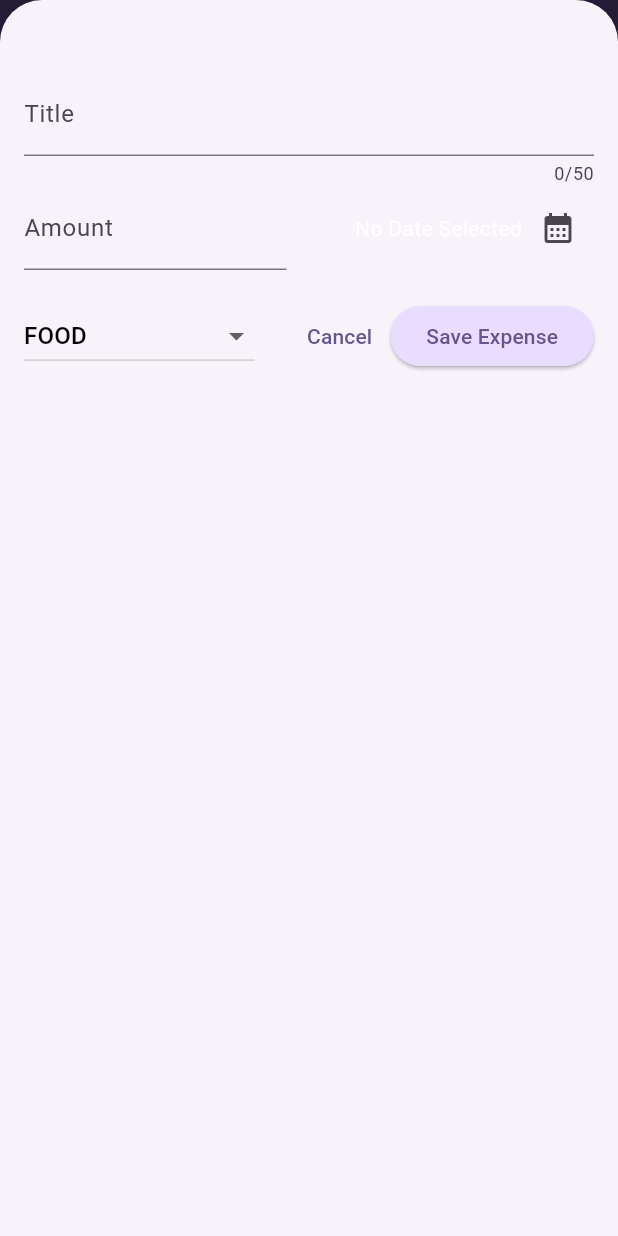
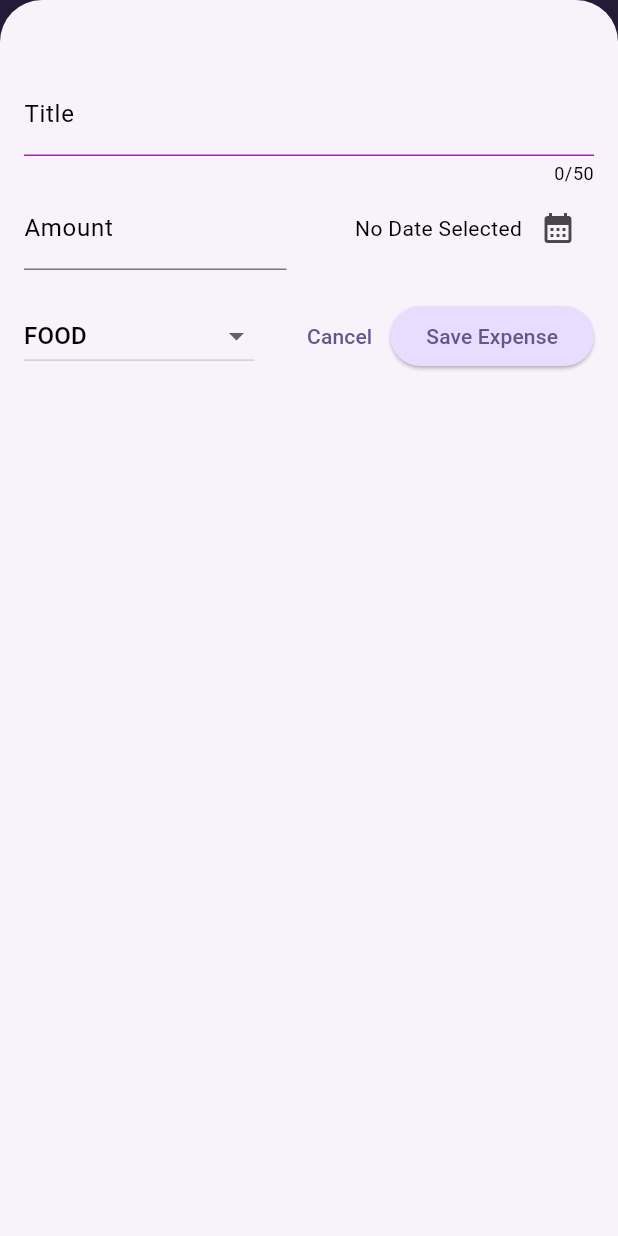
Before and after one commit to prashantmanna/expense_tracker, a Flutter app: the screen it shows after launch, after a tap on the "add" icon, on a phone screen of 412 x 824 dp. Run offline on Flutter 3.47's test engine with Material 3 defaults, Android fonts, the phone set to English and light mode, and no system bars; our stand-ins replace google_fonts.

Commit message:
third commit

```diff
--- /dev/null
+++ b/lib/chart/ChartBar.dart
@@ -0,0 +1,36 @@
+import 'package:flutter/material.dart';
+
+class ChartBar extends StatelessWidget {
+  const ChartBar({
+    super.key,
+    required this.fill,
+  });
+
+  final double fill;
+
+  @override
+  Widget build(BuildContext context) {
+    final isDarkMode =
+        MediaQuery.of(context).platformBrightness == Brightness.dark;
+
+    return Expanded(
+      child: Padding(
+        padding: const EdgeInsets.symmetric(horizontal: 4),
+        child: FractionallySizedBox(
+          heightFactor: fill,
+          child: DecoratedBox(
+            decoration: BoxDecoration(
+              shape: BoxShape.rectangle,
+              borderRadius: const BorderRadius.vertical(
+                top: Radius.circular(8),
+              ),
+              color: isDarkMode
+                  ? Theme.of(context).colorScheme.secondary
+                  : Theme.of(context).colorScheme.primary.withOpacity(0.65),
+            ),
+          ),
+        ),
+      ),
+    );
+  }
+}
--- /dev/null
+++ b/lib/chart/chart.dart
@@ -0,0 +1,97 @@
+import 'package:flutter/material.dart';
+import 'package:expense_tracker/chart/ChartBar.dart';
+import 'package:expense_tracker/models/Expense.dart';
+
+class Chart extends StatelessWidget {
+  const Chart({super.key, required this.expenses});
+
+  final List<Expense> expenses;
+
+  // Group expenses by category into buckets
+  List<ExpenseBucket> get buckets {
+    return [
+      ExpenseBucket.forCategory(expenses, Category.food),
+      ExpenseBucket.forCategory(expenses, Category.entertainment),
+      ExpenseBucket.forCategory(expenses, Category.travel),
+      ExpenseBucket.forCategory(expenses, Category.work),
+    ];
+  }
+
+  // Find the maximum expense among all buckets
+  double get maxTotalExpense {
+    double maxTotalExpense = 0;
+
+    for (final bucket in buckets) {
+      if (bucket.totalExpenses > maxTotalExpense) {
+        maxTotalExpense = bucket.totalExpenses;
+      }
+    }
+
+    return maxTotalExpense;
+  }
+
+  @override
+  Widget build(BuildContext context) {
+    final isDarkMode =
+        MediaQuery.of(context).platformBrightness == Brightness.dark;
+
+    return Container(
+      margin: const EdgeInsets.all(16),
+      padding: const EdgeInsets.symmetric(vertical: 16, horizontal: 8),
+      width: double.infinity,
+      height: 180,
+      decoration: BoxDecoration(
+        borderRadius: BorderRadius.circular(8),
+        gradient: LinearGradient(
+          colors: [
+            Theme.of(context).colorScheme.primary.withOpacity(0.3),
+            Theme.of(context).colorScheme.primary.withOpacity(0.0),
+          ],
+          begin: Alignment.bottomCenter,
+          end: Alignment.topCenter,
+        ),
+      ),
+      child: Column(
+        children: [
+          // Chart bars
+          Expanded(
+            child: Row(
+              crossAxisAlignment: CrossAxisAlignment.end,
+              children: [
+                for (final bucket in buckets)
+                  ChartBar(
+                    fill: bucket.totalExpenses == 0
+                        ? 0
+                        : bucket.totalExpenses / maxTotalExpense,
+                  ),
+              ],
+            ),
+          ),
+          const SizedBox(height: 12),
+
+          // Category icons
+          Row(
+            children: buckets
+                .map(
+                  (bucket) => Expanded(
+                child: Padding(
+                  padding: const EdgeInsets.symmetric(horizontal: 4),
+                  child: Icon(
+                    CategoryIcons[bucket.category],
+                    color: isDarkMode
+                        ? Theme.of(context).colorScheme.secondary
+                        : Theme.of(context)
+                        .colorScheme
+                        .primary
+                        .withOpacity(0.7),
+                  ),
+                ),
+              ),
+            )
+                .toList(),
+          ),
+        ],
+      ),
+    );
+  }
+}
--- a/lib/expenses_list/Expenses.dart
+++ b/lib/expenses_list/Expenses.dart
@@ -1,3 +1,4 @@
+import 'package:expense_tracker/chart/chart.dart';
 import 'package:flutter/material.dart';
 import 'package:expense_tracker/models/Expense.dart';
 import 'package:expense_tracker/expenses_list/Expenses_List.dart';
@@ -102,7 +103,7 @@ class _Expenses extends State<Expenses> {
       ),
       body: Column(
         children: [
-          // Text("Track Your Expenses..."),
+          Chart(expenses: _registeredExpenses),
           Expanded(child: mainContent),
         ],
       ),
--- a/lib/expenses_list/new_expense.dart
+++ b/lib/expenses_list/new_expense.dart
@@ -93,7 +93,17 @@ class _NewExpense extends State<NewExpense> {
             maxLength: 50,
             controller: enteredTitle,
             keyboardType: TextInputType.text,
-            decoration: InputDecoration(label: Text("Title")),
+            decoration: const InputDecoration(
+              labelText: "Title",
+              labelStyle: TextStyle(color: Colors.black), // label color
+              counterStyle: TextStyle(color: Colors.black), // counter (8/50) color
+              enabledBorder: UnderlineInputBorder(
+                borderSide: BorderSide(color: Colors.purple),
+              ),
+              focusedBorder: UnderlineInputBorder(
+                borderSide: BorderSide(color: Colors.purpleAccent),
+              ),
+            ),
           ),
           Row(
             crossAxisAlignment: CrossAxisAlignment.center,
@@ -103,7 +113,7 @@ class _NewExpense extends State<NewExpense> {
                 child: TextField(
                   keyboardType: TextInputType.number,
                   decoration: InputDecoration(
-                    label: Text("Amount"),
+                    label: Text("Amount",style: TextStyle(color: Colors.black),),
                     prefixText: "\u20B9",
                   ),
                   controller: enteredAmount,
--- a/lib/main.dart
+++ b/lib/main.dart
@@ -1,5 +1,5 @@
 import 'package:flutter/material.dart';
-
+import 'package:flutter/services.dart';
 import 'expenses_list/Expenses.dart';
 
 var kColorScheme = ColorScheme.fromSeed(
@@ -10,6 +10,10 @@ var darkColorScheme = ColorScheme.fromSeed(
 );
 
 void main() {
+  WidgetsFlutterBinding.ensureInitialized();
+  SystemChrome.setPreferredOrientations([
+    DeviceOrientation.portraitUp
+  ]).then((fn){
     runApp(
       MaterialApp(
         darkTheme: ThemeData.dark().copyWith(
@@ -27,6 +31,10 @@ void main() {
         theme: ThemeData().copyWith(
             useMaterial3: true,
             scaffoldBackgroundColor: Color.fromARGB(255, 220, 189, 240),
+            inputDecorationTheme: const InputDecorationTheme(
+              labelStyle: TextStyle(color: Colors.black),
+              counterStyle: TextStyle(color: Colors.black),
+            ),
             colorScheme: kColorScheme,
             appBarTheme: AppBarTheme().copyWith(
               backgroundColor: kColorScheme.onPrimaryContainer,
@@ -41,18 +49,17 @@ void main() {
                 backgroundColor: kColorScheme.primaryContainer,
               ),
             ),
-        textTheme: TextTheme().copyWith(
-          titleLarge: TextStyle(
-            fontWeight: FontWeight.bold,
-            color: kColorScheme.onSecondaryContainer,
-            fontSize: 16,
-          ),
-
-        ),
+            textTheme: TextTheme(
+                bodyMedium: TextStyle(
+                    color: Colors.black
+                )
+            )
         ),
         themeMode: ThemeMode.system,
         debugShowCheckedModeBanner: false,
         home: Expenses(),
       ),
     );
+  });
+
 }
--- a/lib/models/Expense.dart
+++ b/lib/models/Expense.dart
@@ -3,28 +3,26 @@ import 'package:flutter/material.dart';
 import 'package:uuid/uuid.dart';
 import 'package:intl/intl.dart';
 
-
 final formatter = DateFormat.yMd();
 
 const uuid = Uuid();
-enum Category {
-  food,
-  travel,
-  entertainment,
-  work
-}
+
+enum Category { food, travel, entertainment, work }
 
 const CategoryIcons = <Category, IconData>{
-  Category.food : Icons.lunch_dining,
-  Category.travel : Icons.flight_takeoff,
-  Category.entertainment : Icons.movie,
-  Category.work : Icons.work
+  Category.food: Icons.lunch_dining,
+  Category.travel: Icons.flight_takeoff,
+  Category.entertainment: Icons.movie,
+  Category.work: Icons.work,
 };
+
 class Expense {
-  Expense(
-      {required this.title,required this.amount,required this.date,required this.category}
-      ) : id = uuid.v4();
-
+  Expense({
+    required this.title,
+    required this.amount,
+    required this.date,
+    required this.category,
+  }) : id = uuid.v4();
 
   final String title;
   final double amount;
@@ -32,27 +30,25 @@ class Expense {
   final DateTime date;
   final Category category;
 
-
   String get formattedDate {
     return formatter.format(date);
   }
-
-
-
 }
 
-class ExpenseBucket{
+class ExpenseBucket {
+  ExpenseBucket({required this.category, required this.expenses});
+
+  ExpenseBucket.forCategory(List<Expense> allExpenses, this.category)
+    : expenses = allExpenses
+          .where((expense) => expense.category == category)
+          .toList();
   final Category category;
   final List<Expense> expenses;
 
-  ExpenseBucket({
-    required this.category,
-    required this.expenses
-});
-  double get totalExpenses{
+  double get totalExpenses {
     double sum = 0;
 
-    for(final i in expenses){
+    for (final i in expenses) {
       sum += i.amount;
     }
 
```
Lines whose indentation alone changed are shown as unchanged.
